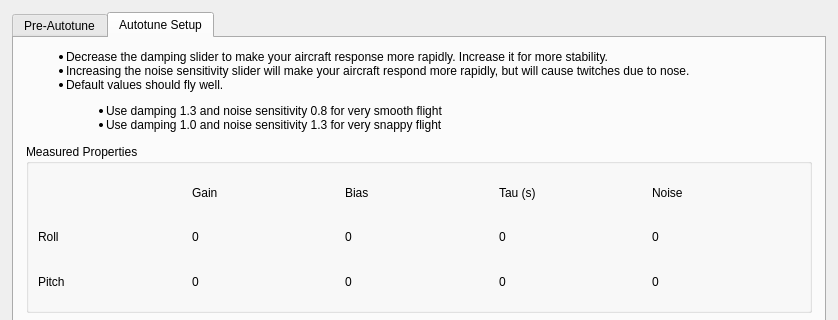
Qt form ground/gcs/src/plugins/config/autotune.ui (TauLabs/TauLabs) before a commit; both pictures show x 0 to 838 and y 0 to 320 of the 838 by 757 pixel window.
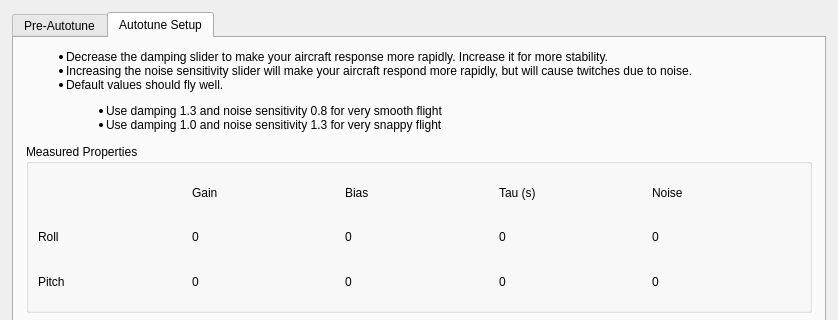
The same form after that commit. The open tabs and pages were chosen to show the change. Icons and pictures are not drawn.

Commit message: Autotune: fix typo in UI

The edit to the form file:
```diff
--- a/ground/gcs/src/plugins/config/autotune.ui
+++ b/ground/gcs/src/plugins/config/autotune.ui
@@ -357,7 +357,7 @@
              <property name="text">
               <string>&lt;html&gt;&lt;head/&gt;&lt;body&gt;
 &lt;ul&gt;
-&lt;li&gt;Decrease the damping slider to make your aircraft response more rapidly. Increase it for more stability.&lt;/li&gt; &lt;li&gt;Increasing the noise sensitivity slider will make your aircraft respond more rapidly, but will cause twitches due to nose.&lt;/li&gt;
+&lt;li&gt;Decrease the damping slider to make your aircraft response more rapidly. Increase it for more stability.&lt;/li&gt; &lt;li&gt;Increasing the noise sensitivity slider will make your aircraft respond more rapidly, but will cause twitches due to noise.&lt;/li&gt;
 &lt;li&gt;Default values should fly well.
   &lt;ul&gt;
    &lt;li&gt;Use damping 1.3 and noise sensitivity 0.8 for very smooth flight&lt;/li&gt;
```
